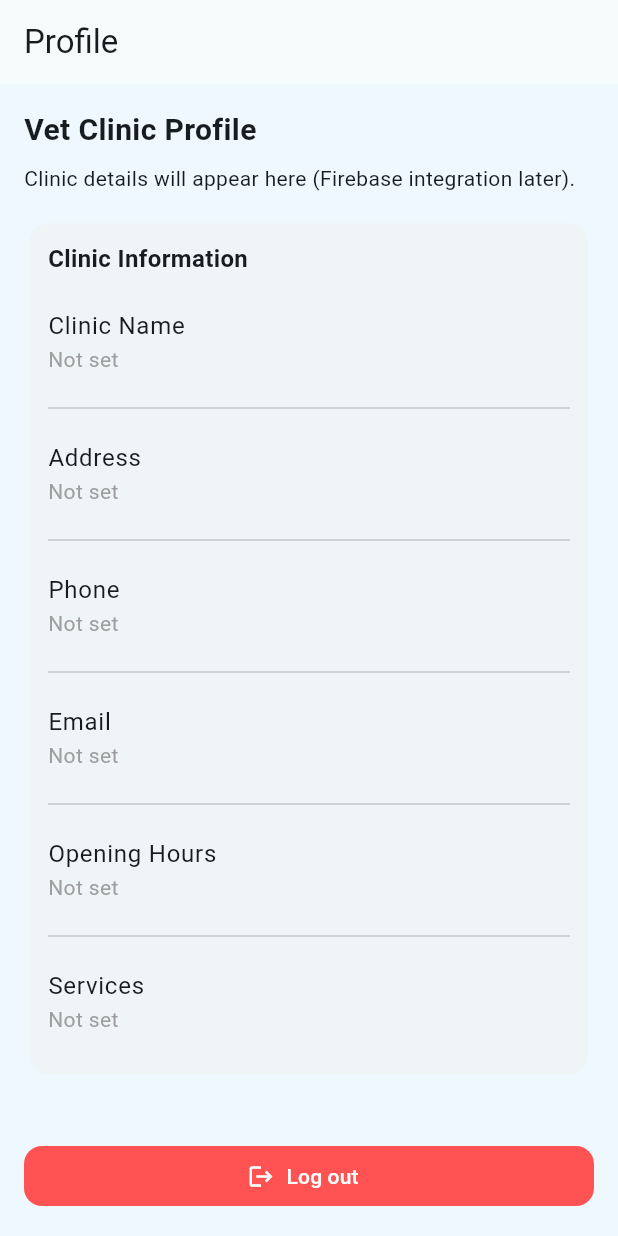
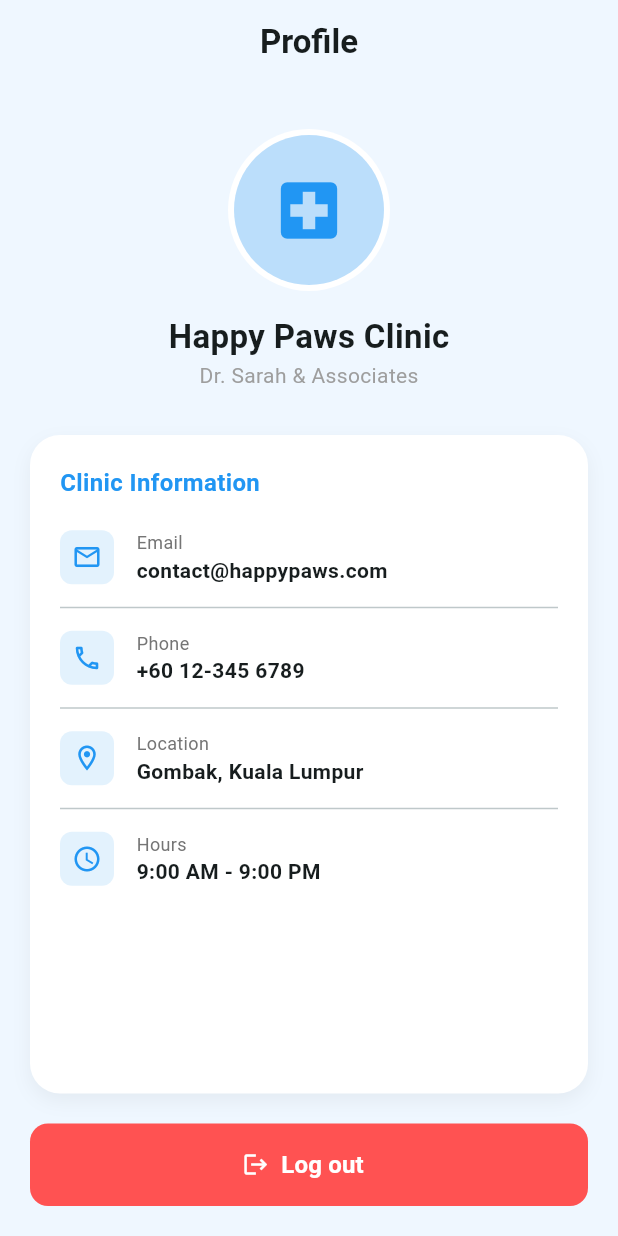
Before and after one commit to MirulFikri/MAD-Project, a Flutter app: the ClinicProfile screen opened directly, on a phone screen of 412 x 824 dp. Run offline on Flutter 3.47's test engine with Material 3 defaults, Android fonts, the light colour scheme and no system bars; our stand-ins replace flutter_local_notifications, timezone.

Commit message:
Updated clinic profile screen UI

```diff
--- a/lib/profile_creen/clinic_profile.dart
+++ b/lib/profile_creen/clinic_profile.dart
@@ -6,79 +6,93 @@ class ClinicProfile extends StatelessWidget {
   @override
   Widget build(BuildContext context) {
     return Scaffold(
+      backgroundColor: const Color(0xFFEFF7FF), // Light blue background
       appBar: AppBar(
-				title: const Text('Profile'),
+        title: const Text('Profile', style: TextStyle(fontWeight: FontWeight.bold)),
+        centerTitle: true,
+        backgroundColor: Colors.transparent,
+        elevation: 0,
         automaticallyImplyLeading: false,
       ),
       body: Padding(
-				padding: const EdgeInsets.all(16),
+        padding: const EdgeInsets.all(20),
+        child: Column(
+          children: [
+            // --- HEADER: Clinic Image & Name ---
+            const SizedBox(height: 10),
+            Center(
+              child: Column(
+                children: [
+                  Container(
+                    padding: const EdgeInsets.all(4),
+                    decoration: const BoxDecoration(
+                      color: Colors.white,
+                      shape: BoxShape.circle,
+                    ),
+                    child: CircleAvatar(
+                      radius: 50,
+                      backgroundColor: Colors.blue[100],
+                      // You can change this Icon to an Image later using AssetImage
+                      child: const Icon(Icons.local_hospital, size: 50, color: Colors.blue),
+                    ),
+                  ),
+                  const SizedBox(height: 15),
+                  const Text(
+                    'Happy Paws Clinic',
+                    style: TextStyle(fontSize: 22, fontWeight: FontWeight.bold),
+                  ),
+                  const Text(
+                    'Dr. Sarah & Associates',
+                    style: TextStyle(fontSize: 14, color: Colors.grey),
+                  ),
+                ],
+              ),
+            ),
+
+            const SizedBox(height: 30),
+
+            // --- DETAILS SECTION ---
+            Expanded(
+              child: Container(
+                width: double.infinity,
+                padding: const EdgeInsets.all(20),
+                decoration: BoxDecoration(
+                  color: Colors.white,
+                  borderRadius: BorderRadius.circular(20),
+                  boxShadow: [
+                    BoxShadow(
+                      color: Colors.black.withOpacity(0.05),
+                      blurRadius: 10,
+                      offset: const Offset(0, 5),
+                    ),
+                  ],
+                ),
                 child: Column(
                   crossAxisAlignment: CrossAxisAlignment.start,
                   children: [
                     const Text(
-							'Vet Clinic Profile',
-							style: TextStyle(fontSize: 20, fontWeight: FontWeight.w700),
+                      "Clinic Information",
+                      style: TextStyle(fontSize: 16, fontWeight: FontWeight.bold, color: Colors.blue),
                     ),
-						const SizedBox(height: 8),
-						const Text('Clinic details will appear here (Firebase integration later).'),
-						const SizedBox(height: 16),
-
-						// Clinic data fields (placeholders until Firebase integration)
-						Card(
-							elevation: 0,
-							shape: RoundedRectangleBorder(borderRadius: BorderRadius.circular(12)),
-							child: Padding(
-								padding: const EdgeInsets.all(12),
-								child: Column(
-									crossAxisAlignment: CrossAxisAlignment.start,
-									children: [
-										const Text('Clinic Information', style: TextStyle(fontSize: 16, fontWeight: FontWeight.w600)),
-										const SizedBox(height: 8),
-										ListTile(
-											contentPadding: EdgeInsets.zero,
-											title: const Text('Clinic Name'),
-											subtitle: const Text('Not set', style: TextStyle(color: Colors.grey)),
-										),
-										const Divider(),
-										ListTile(
-											contentPadding: EdgeInsets.zero,
-											title: const Text('Address'),
-											subtitle: const Text('Not set', style: TextStyle(color: Colors.grey)),
-										),
-										const Divider(),
-										ListTile(
-											contentPadding: EdgeInsets.zero,
-											title: const Text('Phone'),
-											subtitle: const Text('Not set', style: TextStyle(color: Colors.grey)),
-										),
-										const Divider(),
-										ListTile(
-											contentPadding: EdgeInsets.zero,
-											title: const Text('Email'),
-											subtitle: const Text('Not set', style: TextStyle(color: Colors.grey)),
-										),
-										const Divider(),
-										ListTile(
-											contentPadding: EdgeInsets.zero,
-											title: const Text('Opening Hours'),
-											subtitle: const Text('Not set', style: TextStyle(color: Colors.grey)),
-										),
-										const Divider(),
-										ListTile(
-											contentPadding: EdgeInsets.zero,
-											title: const Text('Services'),
-											subtitle: const Text('Not set', style: TextStyle(color: Colors.grey)),
-										),
+                    const SizedBox(height: 20),
+                    _buildProfileRow(Icons.email_outlined, "Email", "contact@happypaws.com"),
+                    const Divider(height: 30),
+                    _buildProfileRow(Icons.phone_outlined, "Phone", "+60 12-345 6789"),
+                    const Divider(height: 30),
+                    _buildProfileRow(Icons.location_on_outlined, "Location", "Gombak, Kuala Lumpur"),
+                    const Divider(height: 30),
+                    _buildProfileRow(Icons.access_time, "Hours", "9:00 AM - 9:00 PM"),
                   ],
                 ),
               ),
             ),
 
-						const SizedBox(height: 16),
-						const Spacer(),
+            const SizedBox(height: 20),
 
+            // --- LOGOUT BUTTON ---
             SizedBox(
               width: double.infinity,
+              height: 55,
               child: ElevatedButton.icon(
                 style: ElevatedButton.styleFrom(
                   backgroundColor: Colors.redAccent,
@@ -87,10 +101,11 @@ class ClinicProfile extends StatelessWidget {
                   shape: RoundedRectangleBorder(borderRadius: BorderRadius.circular(12)),
                 ),
                 onPressed: () {
+                  // Navigate to Login and remove all previous routes
                   Navigator.pushNamedAndRemoveUntil(context, '/login', (route) => false);
                 },
                 icon: const Icon(Icons.logout),
-								label: const Text('Log out'),
+                label: const Text('Log out', style: TextStyle(fontSize: 16, fontWeight: FontWeight.bold)),
               ),
             ),
           ],
@@ -98,19 +113,28 @@ class ClinicProfile extends StatelessWidget {
       ),
     );
   }
-}
 
-
-
-
-/*
-actions: [
-					TextButton.icon(
-						onPressed: () {
-							Navigator.pushNamedAndRemoveUntil(context, '/login', (route) => false);
-						},
-						icon: const Icon(Icons.logout, color: Colors.redAccent),
-						label: const Text('Log out', style: TextStyle(color: Colors.redAccent)),
+  // Helper widget to create the rows (Email, Phone, etc.)
+  Widget _buildProfileRow(IconData icon, String label, String value) {
+    return Row(
+      children: [
+        Container(
+          padding: const EdgeInsets.all(8),
+          decoration: BoxDecoration(
+            color: Colors.blue[50],
+            borderRadius: BorderRadius.circular(8),
+          ),
+          child: Icon(icon, color: Colors.blue, size: 20),
+        ),
+        const SizedBox(width: 15),
+        Column(
+          crossAxisAlignment: CrossAxisAlignment.start,
+          children: [
+            Text(label, style: TextStyle(fontSize: 12, color: Colors.grey[600])),
+            Text(value, style: const TextStyle(fontSize: 14, fontWeight: FontWeight.w600)),
+          ],
         ),
       ],
-*/
+    );
+  }
+}
```
Also changed, not shown: pubspec.lock. Lines whose indentation alone changed are shown as unchanged.
